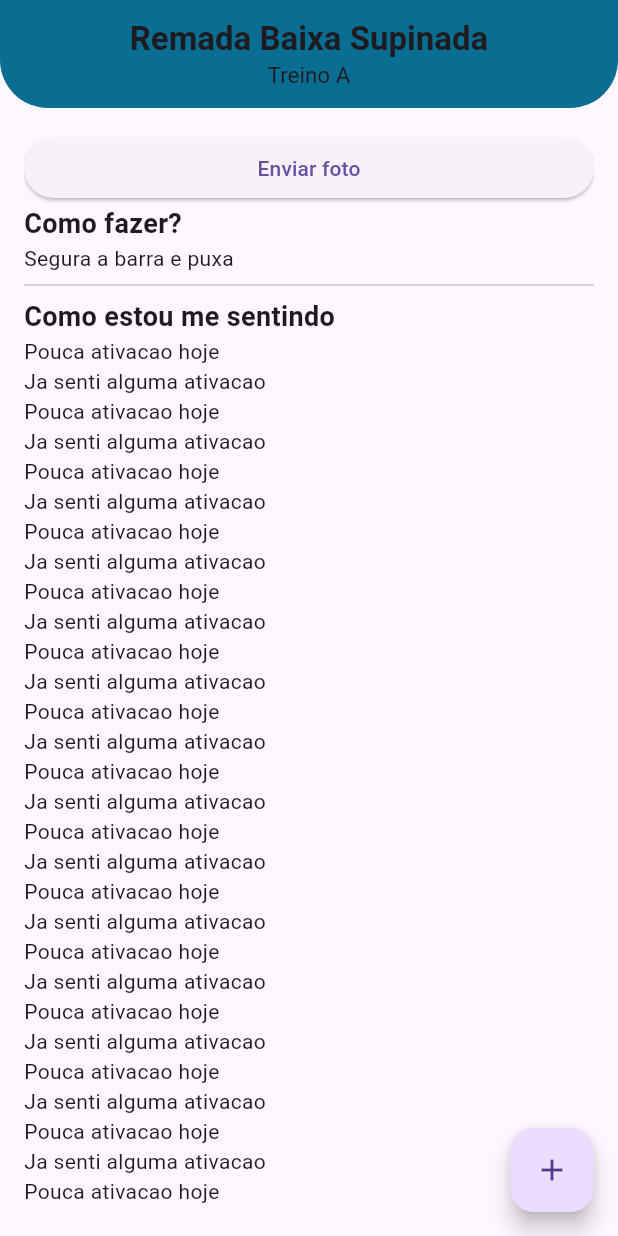
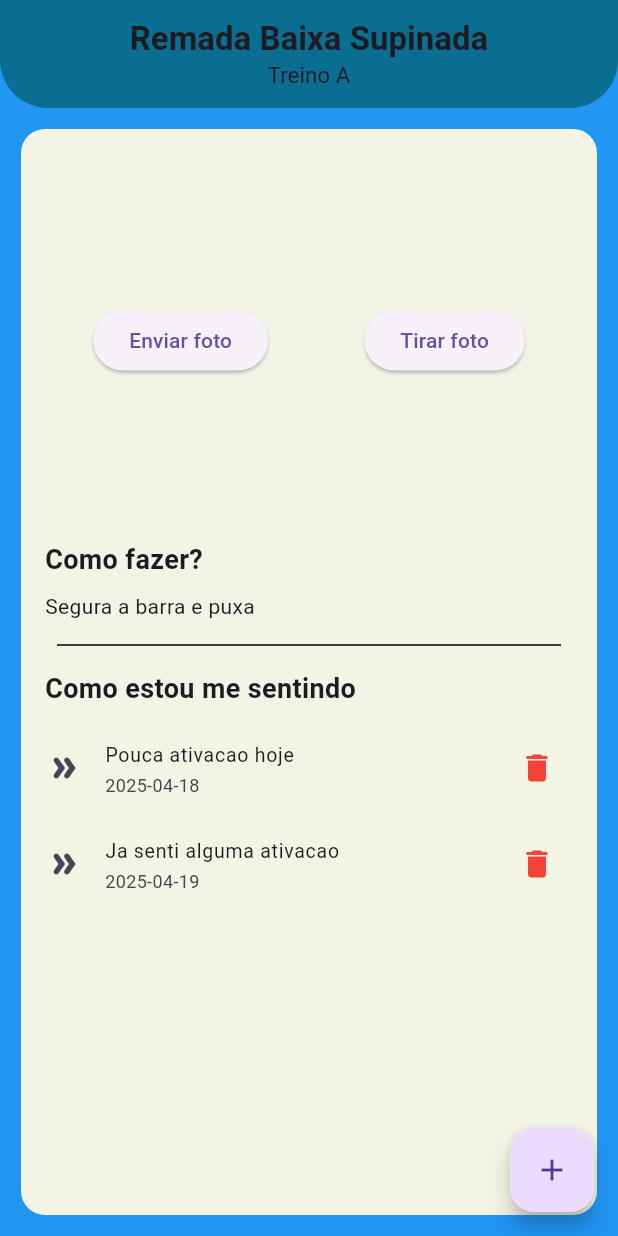
Before and after one commit to Moises-Jorge/gymapp, a Flutter app: the screen it shows after launch, on a phone screen of 412 x 824 dp. Run offline on Flutter 3.47's test engine with Material 3 defaults, Android fonts, the phone set to English and light mode, and no system bars.

Commit message:
Estilizando o body

```diff
--- a/lib/telas/exercicio_tela.dart
+++ b/lib/telas/exercicio_tela.dart
@@ -28,313 +28,13 @@ class ExercicioTela extends StatelessWidget {
       sentindo: "Ja senti alguma ativacao",
       data: "2025-04-19",
     ),
-    SentimentoModelo(
-      id: "SE001",
-      sentindo: "Pouca ativacao hoje",
-      data: "2025-04-18",
-    ),
-    SentimentoModelo(
-      id: "SE002",
-      sentindo: "Ja senti alguma ativacao",
-      data: "2025-04-19",
-    ),
-    SentimentoModelo(
-      id: "SE001",
-      sentindo: "Pouca ativacao hoje",
-      data: "2025-04-18",
-    ),
-    SentimentoModelo(
-      id: "SE002",
-      sentindo: "Ja senti alguma ativacao",
-      data: "2025-04-19",
-    ),
-    SentimentoModelo(
-      id: "SE001",
-      sentindo: "Pouca ativacao hoje",
-      data: "2025-04-18",
-    ),
-    SentimentoModelo(
-      id: "SE002",
-      sentindo: "Ja senti alguma ativacao",
-      data: "2025-04-19",
-    ),
-    SentimentoModelo(
-      id: "SE001",
-      sentindo: "Pouca ativacao hoje",
-      data: "2025-04-18",
-    ),
-    SentimentoModelo(
-      id: "SE002",
-      sentindo: "Ja senti alguma ativacao",
-      data: "2025-04-19",
-    ),
-    SentimentoModelo(
-      id: "SE001",
-      sentindo: "Pouca ativacao hoje",
-      data: "2025-04-18",
-    ),
-    SentimentoModelo(
-      id: "SE002",
-      sentindo: "Ja senti alguma ativacao",
-      data: "2025-04-19",
-    ),
-    SentimentoModelo(
-      id: "SE001",
-      sentindo: "Pouca ativacao hoje",
-      data: "2025-04-18",
-    ),
-    SentimentoModelo(
-      id: "SE002",
-      sentindo: "Ja senti alguma ativacao",
-      data: "2025-04-19",
-    ),
-    SentimentoModelo(
-      id: "SE001",
-      sentindo: "Pouca ativacao hoje",
-      data: "2025-04-18",
-    ),
-    SentimentoModelo(
-      id: "SE002",
-      sentindo: "Ja senti alguma ativacao",
-      data: "2025-04-19",
-    ),
-    SentimentoModelo(
-      id: "SE001",
-      sentindo: "Pouca ativacao hoje",
-      data: "2025-04-18",
-    ),
-    SentimentoModelo(
-      id: "SE002",
-      sentindo: "Ja senti alguma ativacao",
-      data: "2025-04-19",
-    ),
-    SentimentoModelo(
-      id: "SE001",
-      sentindo: "Pouca ativacao hoje",
-      data: "2025-04-18",
-    ),
-    SentimentoModelo(
-      id: "SE002",
-      sentindo: "Ja senti alguma ativacao",
-      data: "2025-04-19",
-    ),
-    SentimentoModelo(
-      id: "SE001",
-      sentindo: "Pouca ativacao hoje",
-      data: "2025-04-18",
-    ),
-    SentimentoModelo(
-      id: "SE002",
-      sentindo: "Ja senti alguma ativacao",
-      data: "2025-04-19",
-    ),
-    SentimentoModelo(
-      id: "SE001",
-      sentindo: "Pouca ativacao hoje",
-      data: "2025-04-18",
-    ),
-    SentimentoModelo(
-      id: "SE002",
-      sentindo: "Ja senti alguma ativacao",
-      data: "2025-04-19",
-    ),
-    SentimentoModelo(
-      id: "SE001",
-      sentindo: "Pouca ativacao hoje",
-      data: "2025-04-18",
-    ),
-    SentimentoModelo(
-      id: "SE002",
-      sentindo: "Ja senti alguma ativacao",
-      data: "2025-04-19",
-    ),
-    SentimentoModelo(
-      id: "SE001",
-      sentindo: "Pouca ativacao hoje",
-      data: "2025-04-18",
-    ),
-    SentimentoModelo(
-      id: "SE002",
-      sentindo: "Ja senti alguma ativacao",
-      data: "2025-04-19",
-    ),
-    SentimentoModelo(
-      id: "SE001",
-      sentindo: "Pouca ativacao hoje",
-      data: "2025-04-18",
-    ),
-    SentimentoModelo(
-      id: "SE002",
-      sentindo: "Ja senti alguma ativacao",
-      data: "2025-04-19",
-    ),
-    SentimentoModelo(
-      id: "SE001",
-      sentindo: "Pouca ativacao hoje",
-      data: "2025-04-18",
-    ),
-    SentimentoModelo(
-      id: "SE002",
-      sentindo: "Ja senti alguma ativacao",
-      data: "2025-04-19",
-    ),
-    SentimentoModelo(
-      id: "SE001",
-      sentindo: "Pouca ativacao hoje",
-      data: "2025-04-18",
-    ),
-    SentimentoModelo(
-      id: "SE002",
-      sentindo: "Ja senti alguma ativacao",
-      data: "2025-04-19",
-    ),
-    SentimentoModelo(
-      id: "SE001",
-      sentindo: "Pouca ativacao hoje",
-      data: "2025-04-18",
-    ),
-    SentimentoModelo(
-      id: "SE002",
-      sentindo: "Ja senti alguma ativacao",
-      data: "2025-04-19",
-    ),
-    SentimentoModelo(
-      id: "SE001",
-      sentindo: "Pouca ativacao hoje",
-      data: "2025-04-18",
-    ),
-    SentimentoModelo(
-      id: "SE002",
-      sentindo: "Ja senti alguma ativacao",
-      data: "2025-04-19",
-    ),
-    SentimentoModelo(
-      id: "SE001",
-      sentindo: "Pouca ativacao hoje",
-      data: "2025-04-18",
-    ),
-    SentimentoModelo(
-      id: "SE002",
-      sentindo: "Ja senti alguma ativacao",
-      data: "2025-04-19",
-    ),
-    SentimentoModelo(
-      id: "SE001",
-      sentindo: "Pouca ativacao hoje",
-      data: "2025-04-18",
-    ),
-    SentimentoModelo(
-      id: "SE002",
-      sentindo: "Ja senti alguma ativacao",
-      data: "2025-04-19",
-    ),
-    SentimentoModelo(
-      id: "SE001",
-      sentindo: "Pouca ativacao hoje",
-      data: "2025-04-18",
-    ),
-    SentimentoModelo(
-      id: "SE002",
-      sentindo: "Ja senti alguma ativacao",
-      data: "2025-04-19",
-    ),
-    SentimentoModelo(
-      id: "SE001",
-      sentindo: "Pouca ativacao hoje",
-      data: "2025-04-18",
-    ),
-    SentimentoModelo(
-      id: "SE002",
-      sentindo: "Ja senti alguma ativacao",
-      data: "2025-04-19",
-    ),
-    SentimentoModelo(
-      id: "SE001",
-      sentindo: "Pouca ativacao hoje",
-      data: "2025-04-18",
-    ),
-    SentimentoModelo(
-      id: "SE002",
-      sentindo: "Ja senti alguma ativacao",
-      data: "2025-04-19",
-    ),
-    SentimentoModelo(
-      id: "SE001",
-      sentindo: "Pouca ativacao hoje",
-      data: "2025-04-18",
-    ),
-    SentimentoModelo(
-      id: "SE002",
-      sentindo: "Ja senti alguma ativacao",
-      data: "2025-04-19",
-    ),
-    SentimentoModelo(
-      id: "SE001",
-      sentindo: "Pouca ativacao hoje",
-      data: "2025-04-18",
-    ),
-    SentimentoModelo(
-      id: "SE002",
-      sentindo: "Ja senti alguma ativacao",
-      data: "2025-04-19",
-    ),
-    SentimentoModelo(
-      id: "SE001",
-      sentindo: "Pouca ativacao hoje",
-      data: "2025-04-18",
-    ),
-    SentimentoModelo(
-      id: "SE002",
-      sentindo: "Ja senti alguma ativacao",
-      data: "2025-04-19",
-    ),
-    SentimentoModelo(
-      id: "SE001",
-      sentindo: "Pouca ativacao hoje",
-      data: "2025-04-18",
-    ),
-    SentimentoModelo(
-      id: "SE002",
-      sentindo: "Ja senti alguma ativacao",
-      data: "2025-04-19",
-    ),
-    SentimentoModelo(
-      id: "SE001",
-      sentindo: "Pouca ativacao hoje",
-      data: "2025-04-18",
-    ),
-    SentimentoModelo(
-      id: "SE002",
-      sentindo: "Ja senti alguma ativacao",
-      data: "2025-04-19",
-    ),
-    SentimentoModelo(
-      id: "SE001",
-      sentindo: "Pouca ativacao hoje",
-      data: "2025-04-18",
-    ),
-    SentimentoModelo(
-      id: "SE002",
-      sentindo: "Ja senti alguma ativacao",
-      data: "2025-04-19",
-    ),
-    SentimentoModelo(
-      id: "SE001",
-      sentindo: "Pouca ativacao hoje",
-      data: "2025-04-18",
-    ),
-    SentimentoModelo(
-      id: "SE002",
-      sentindo: "Ja senti alguma ativacao",
-      data: "2025-04-19",
-    ),
   ];
 
   @override
   Widget build(BuildContext context) {
     // Quando queremos criar "TELAS", o ideal eh que se use o widget "Scaffold": widget que facilita a criacao de telas no flutter
     return Scaffold(
-      //backgroundColor: Colors.blue,
+      backgroundColor: Colors.blue,
       appBar: AppBar(
         title: Column(
           children: [
@@ -361,26 +61,68 @@ class ExercicioTela extends StatelessWidget {
         },
         child: Icon(Icons.add),
       ),
-      body: Padding(
+      body: Container(
+        margin: EdgeInsets.all(14),
         padding: const EdgeInsets.all(16.0),
+        decoration: BoxDecoration(
+          color: Color(0xfff3f4e5),
+          borderRadius: BorderRadius.circular(16),
+        ),
         child: ListView(
           children: [
-            ElevatedButton(onPressed: () {}, child: const Text("Enviar foto")),
+            SizedBox(
+              height: 250,
+              child: Row(
+                mainAxisAlignment: MainAxisAlignment.spaceAround,
+                children: [
+                  ElevatedButton(
+                    onPressed: () {},
+                    child: const Text("Enviar foto"),
+                  ),
+                  ElevatedButton(
+                    onPressed: () {},
+                    child: const Text("Tirar foto"),
+                  ),
+                ],
+              ),
+            ),
+            SizedBox(height: 8),
             const Text(
               "Como fazer?",
               style: TextStyle(fontWeight: FontWeight.bold, fontSize: 18),
             ),
+            SizedBox(height: 8),
             Text(exercicioModelo.comoFazer),
-            Divider(),
+            Padding(
+              padding: const EdgeInsets.all(8.0),
+              child: Divider(color: Colors.black),
+            ),
             const Text(
               "Como estou me sentindo",
               style: TextStyle(fontWeight: FontWeight.bold, fontSize: 18),
             ),
+            SizedBox(height: 8),
             Column(
               crossAxisAlignment: CrossAxisAlignment.start,
               children: List.generate(listaSentimentos.length, (index) {
                 SentimentoModelo sentimentoAgora = listaSentimentos[index];
-                return Text(sentimentoAgora.sentindo);
+                return ListTile(
+                  // "ListTile" propriedade muito usada quando se esta a trabalhar com listas
+                  dense: true,
+                  contentPadding: EdgeInsets.zero,
+                  title: Text(sentimentoAgora.sentindo),
+                  subtitle: Text(sentimentoAgora.data),
+                  leading: Icon(
+                    Icons.double_arrow_rounded,
+                  ), // "leading"Serve para colocar alguma coisa (um icone, por exemplo) antes de um elemento do "ListTile"
+                  trailing: IconButton(
+                    // "trailing" Serve para colocar alguma coisa (um icone, por exemplo) depis de um elemento do "ListTile"
+                    icon: Icon(Icons.delete, color: Colors.red),
+                    onPressed: () {
+                      print("DELETAR ${sentimentoAgora.sentindo}");
+                    },
+                  ),
+                );
               }),
             ),
           ],
```
